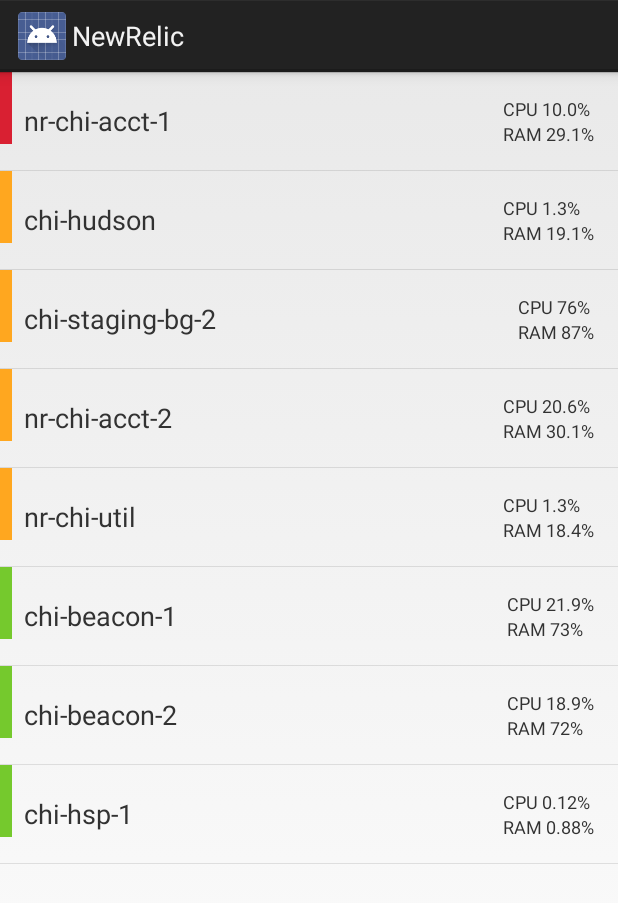
After one commit to origicom/NewRelicAndroidPOC, an Android app: the fragment ServerSelectionListFragment shown on its own in the app's theme, on a phone screen of 412 x 824 dp. The commit adds this screen. Shown: the top 903 px of the screen. Run offline under Robolectric (Android 15) with nearby library versions, the phone set to English and light mode, and no system bars.

Commit message:
Renamed commonly used elements to EntitySelectionListAdapter/DataOrb.  Created ServerSelectionListFragment and ServersPagerAdapter

```diff
--- a/NewRelicAndroidPOC/src/main/java/com/arconus/newrelicpoc/adapters/ApplicationsListAdapter.java
+++ b/NewRelicAndroidPOC/src/main/java/com/arconus/newrelicpoc/adapters/EntitySelectionListAdapter.java
@@ -10,8 +10,8 @@ import com.arconus.newrelicpoc.R;
 
 import java.util.List;
 
-public class ApplicationsListAdapter extends ArrayAdapter<ApplicationsListDataOrb> {
-public ApplicationsListAdapter(Context context, int resource, List<ApplicationsListDataOrb> objects) {
+public class EntitySelectionListAdapter extends ArrayAdapter<EntitySelectionListDataOrb> {
+public EntitySelectionListAdapter(Context context, int resource, List<EntitySelectionListDataOrb> objects) {
         super(context, resource, objects);
 }
 
@@ -19,7 +19,7 @@ public ApplicationsListAdapter(Context context, int resource, List<ApplicationsL
     public View getView(int position, View convertView, ViewGroup parent) {
             View rowView = View.inflate(getContext(), R.layout.app_selection_list_item, null);
 
-        ApplicationsListDataOrb dataOrb = getItem(position);
+        EntitySelectionListDataOrb dataOrb = getItem(position);
 
         TextView title = (TextView) rowView.findViewById(R.id.ap_title);
         title.setText(dataOrb.title);
--- a/NewRelicAndroidPOC/src/main/java/com/arconus/newrelicpoc/adapters/ApplicationsListDataOrb.java
+++ b/NewRelicAndroidPOC/src/main/java/com/arconus/newrelicpoc/adapters/EntitySelectionListDataOrb.java
@@ -1,12 +1,12 @@
 package com.arconus.newrelicpoc.adapters;
 
-public class ApplicationsListDataOrb {
+public class EntitySelectionListDataOrb {
     public String title;
     public String responseTime;
     public String errorPercentage;
     public int statusColorID;
 
-    public ApplicationsListDataOrb(String title, String responseTime, String errorPercentage, int statusColorID) {
+    public EntitySelectionListDataOrb(String title, String responseTime, String errorPercentage, int statusColorID) {
         this.title = title;
         this.responseTime = responseTime;
         this.errorPercentage = errorPercentage;
--- /dev/null
+++ b/NewRelicAndroidPOC/src/main/java/com/arconus/newrelicpoc/fragments/ServerSelectionListFragment.java
@@ -0,0 +1,43 @@
+package com.arconus.newrelicpoc.fragments;
+
+import android.os.Bundle;
+import android.support.v4.app.Fragment;
+import android.view.LayoutInflater;
+import android.view.View;
+import android.view.ViewGroup;
+import android.widget.BaseAdapter;
+import android.widget.ListView;
+
+import com.arconus.newrelicpoc.R;
+import com.arconus.newrelicpoc.adapters.EntitySelectionListAdapter;
+import com.arconus.newrelicpoc.adapters.EntitySelectionListDataOrb;
+
+import java.util.ArrayList;
+import java.util.List;
+
+public class ServerSelectionListFragment extends Fragment {
+
+    @Override
+    public View onCreateView(LayoutInflater inflater, ViewGroup container, Bundle savedInstanceState) {
+        View v = inflater.inflate(R.layout.list_selection_layout, null);
+        ListView listView = (ListView) v.findViewById(R.id.listView);
+        listView.setAdapter(getAdapter());
+        return v;
+    }
+
+    private BaseAdapter getAdapter() {
+        List<EntitySelectionListDataOrb> list = new ArrayList<EntitySelectionListDataOrb>();
+
+        list.add(new EntitySelectionListDataOrb("nr-chi-acct-1", "CPU 10.0%", "RAM 29.1%", R.color.NavDrawerRed));
+        list.add(new EntitySelectionListDataOrb("chi-hudson", "CPU 1.3%", "RAM 19.1%", R.color.NavDrawerYellow));
+        list.add(new EntitySelectionListDataOrb("chi-staging-bg-2", "CPU 76%", "RAM 87%", R.color.NavDrawerYellow));
+        list.add(new EntitySelectionListDataOrb("nr-chi-acct-2", "CPU 20.6%", "RAM 30.1%", R.color.NavDrawerYellow));
+        list.add(new EntitySelectionListDataOrb("nr-chi-util", "CPU 1.3%", "RAM 18.4%", R.color.NavDrawerYellow));
+        list.add(new EntitySelectionListDataOrb("chi-beacon-1", "CPU 21.9%", "RAM 73%", R.color.NavDrawerGreen));
+        list.add(new EntitySelectionListDataOrb("chi-beacon-2", "CPU 18.9%", "RAM 72%", R.color.NavDrawerGreen));
+        list.add(new EntitySelectionListDataOrb("chi-hsp-1", "CPU 0.12%", "RAM 0.88%", R.color.NavDrawerGreen));
+
+
+        return new EntitySelectionListAdapter(getActivity(), R.layout.app_selection_list_item, list);
+    }
+}
```
Also changed, not shown: NewRelicAndroidPOC/src/main/java/com/arconus/newrelicpoc/MainActivity.java (+7 -5 lines), NewRelicAndroidPOC/src/main/java/com/arconus/newrelicpoc/fragments/ApplicationsPagerAdapter.java (added, +56 -0 lines), NewRelicAndroidPOC/src/main/java/com/arconus/newrelicpoc/fragments/ApplicationsSelectionListFragment.java (+27 -27 lines), NewRelicAndroidPOC/src/main/java/com/arconus/newrelicpoc/fragments/ServersPagerAdapter.java (renamed from NewRelicAndroidPOC/src/main/java/com/arconus/newrelicpoc/fragments/PagerAdapter.java, +5 -5 lines).
